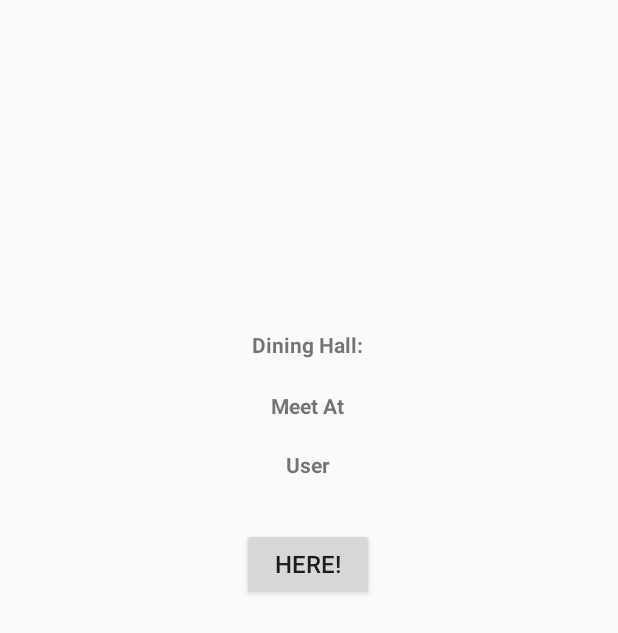
After one commit to lucamatsumoto/swipr, an Android app: the layout activity_here.xml on its own in the app's theme, with its tools: preview values and no code run, on a phone screen of 412 x 824 dp. The commit adds this screen. Shown: the top 633 px of the screen. Run offline under Robolectric (Android 15) with nearby library versions, the phone set to English and light mode, and no system bars.

Commit message:
here activity start

```diff
--- a/frontend/myApplication/login/src/main/AndroidManifest.xml
+++ b/frontend/myApplication/login/src/main/AndroidManifest.xml
@@ -13,6 +13,7 @@
         android:supportsRtl="true"
         android:theme="@style/AppTheme"
         android:usesCleartextTraffic="true">
+        <activity android:name=".Shared.HereActivity"></activity>
         <activity android:name=".Buyer.Result.ResultActivity">
             <meta-data
                 android:name="android.support.PARENT_ACTIVITY"
--- /dev/null
+++ b/frontend/myApplication/login/src/main/java/com/example/myapplication/Shared/HereActivity.java
@@ -0,0 +1,56 @@
+package com.example.myapplication.Shared;
+
+import androidx.appcompat.app.AppCompatActivity;
+
+import android.os.Bundle;
+import android.util.Log;
+import android.view.View;
+import android.widget.Button;
+
+import com.example.myapplication.R;
+
+import org.json.JSONException;
+import org.json.JSONObject;
+
+public class HereActivity extends AppCompatActivity {
+
+    private Button hereButton;
+    private NetworkManager networkManager = NetworkManager.getInstance();
+
+    @Override
+    protected void onCreate(Bundle savedInstanceState) {
+        super.onCreate(savedInstanceState);
+        setContentView(R.layout.activity_here);
+        subscribeToHerTopic();
+        hereButton = findViewById(R.id.here_button);
+    }
+
+    private void subscribeToHerTopic() {
+        networkManager.subscribe("/user/queue/here", null);
+    }
+
+    public void launchHereButtonActivity(View v) {
+        Log.d("HERE", "Sent here message to seller");
+        networkManager.send("/swipr/here", dummyUserJSON().toString());
+    }
+
+
+    public static JSONObject dummyUserJSON()
+    {
+        JSONObject json = new JSONObject();
+        try
+        {
+            json.put("id", 1307);
+            json.put("firstName", "Luca");
+            json.put("lastName", "Matsumoto");
+            json.put("email", "luca@matsumoto.us");
+            json.put("profilePicUrl", null);
+            json.put("venmo", null);
+        }
+        catch(JSONException e)
+        {
+            e.printStackTrace();
+        }
+        return json;
+    }
+}
--- /dev/null
+++ b/frontend/myApplication/login/src/main/res/layout/activity_here.xml
@@ -0,0 +1,69 @@
+<?xml version="1.0" encoding="utf-8"?>
+<androidx.constraintlayout.widget.ConstraintLayout xmlns:android="http://schemas.android.com/apk/res/android"
+    xmlns:app="http://schemas.android.com/apk/res-auto"
+    xmlns:tools="http://schemas.android.com/tools"
+    android:layout_width="match_parent"
+    android:layout_height="match_parent"
+    tools:context=".Shared.HereActivity">
+
+    <TextView
+        android:id="@+id/dining_hall_tag"
+        android:layout_width="wrap_content"
+        android:layout_height="wrap_content"
+        android:text="@string/dining_hall_tag"
+        android:textSize="@dimen/offer_size"
+        android:textStyle="bold"
+        app:layout_constraintBottom_toBottomOf="parent"
+        app:layout_constraintEnd_toEndOf="parent"
+        app:layout_constraintHorizontal_bias="0.498"
+        app:layout_constraintStart_toStartOf="parent"
+        app:layout_constraintTop_toTopOf="parent"
+        app:layout_constraintVertical_bias="0.273" />
+
+    <TextView
+        android:id="@+id/meet_time_tag"
+        android:layout_width="wrap_content"
+        android:layout_height="wrap_content"
+        android:text="@string/meet_time"
+        android:textSize="@dimen/offer_size"
+        android:textStyle="bold"
+        app:layout_constraintBottom_toBottomOf="parent"
+        app:layout_constraintEnd_toEndOf="parent"
+        app:layout_constraintHorizontal_bias="0.498"
+        app:layout_constraintStart_toStartOf="parent"
+        app:layout_constraintTop_toTopOf="parent"
+        app:layout_constraintVertical_bias="0.324" />
+
+    <TextView
+        android:id="@+id/first_name_tag"
+        android:layout_width="wrap_content"
+        android:layout_height="wrap_content"
+        android:text="@string/first_name_user"
+        android:textSize="@dimen/offer_size"
+        android:textStyle="bold"
+        app:layout_constraintBottom_toBottomOf="parent"
+        app:layout_constraintEnd_toEndOf="parent"
+        app:layout_constraintHorizontal_bias="0.498"
+        app:layout_constraintStart_toStartOf="parent"
+        app:layout_constraintTop_toTopOf="parent"
+        app:layout_constraintVertical_bias="0.373" />
+
+    <Button
+        android:id="@+id/here_button"
+        android:layout_width="wrap_content"
+        android:layout_height="wrap_content"
+        android:layout_marginTop="352dp"
+
+        android:text="@string/here"
+        android:textSize="16sp"
+        android:onClick="launchHereButtonActivity"
+        app:layout_constraintEnd_toEndOf="parent"
+        app:layout_constraintHorizontal_bias="0.498"
+        app:layout_constraintStart_toStartOf="parent"
+        app:layout_constraintTop_toTopOf="parent" />
+
+    <androidx.constraintlayout.widget.Group
+        android:id="@+id/group"
+        android:layout_width="wrap_content"
+        android:layout_height="wrap_content" />
+</androidx.constraintlayout.widget.ConstraintLayout>
--- a/frontend/myApplication/login/src/main/res/layout/activity_seller.xml
+++ b/frontend/myApplication/login/src/main/res/layout/activity_seller.xml
@@ -272,4 +272,5 @@
         app:layout_constraintStart_toStartOf="parent"
         />
 
+
 </androidx.constraintlayout.widget.ConstraintLayout>
--- a/frontend/myApplication/login/src/main/res/values/strings.xml
+++ b/frontend/myApplication/login/src/main/res/values/strings.xml
@@ -22,4 +22,7 @@
     <string name="dining_hall">Dining Hall Selection</string>
     <string name="post_button">Find me a hungry single!</string>
     <string name="search_button">Find me a Swipe daddy!</string>
+    <string name="meet_time">Meet At</string>
+    <string name="first_name_user">User</string>
+    <string name="here">Here!</string>
 </resources>
```
Also changed, not shown: 1 other file.
